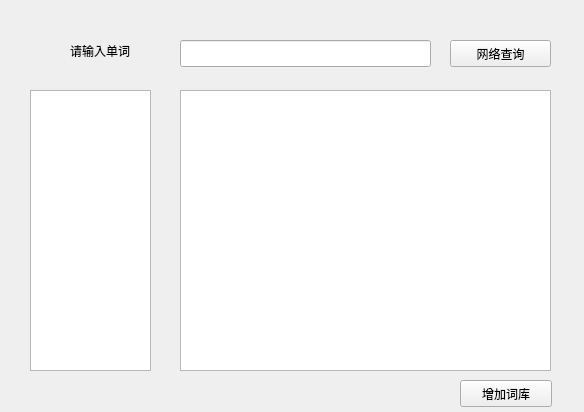
This is dictionary.ui in tsuibin/project-dictionary as Qt 5 draws it before an edit. The edited form follows.
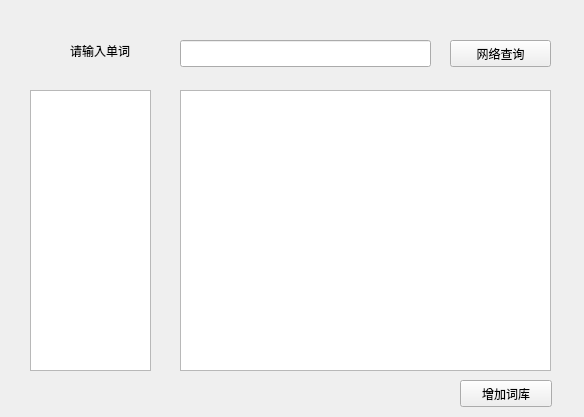
This is the edited form.

The edit to the form file:
```diff
--- a/dictionary.ui
+++ b/dictionary.ui
@@ -7,7 +7,7 @@
     <x>0</x>
     <y>0</y>
     <width>584</width>
-    <height>412</height>
+    <height>417</height>
    </rect>
   </property>
   <property name="windowTitle">
```
Left out of the diff: 40 changed lines with no effect on the pictures.
